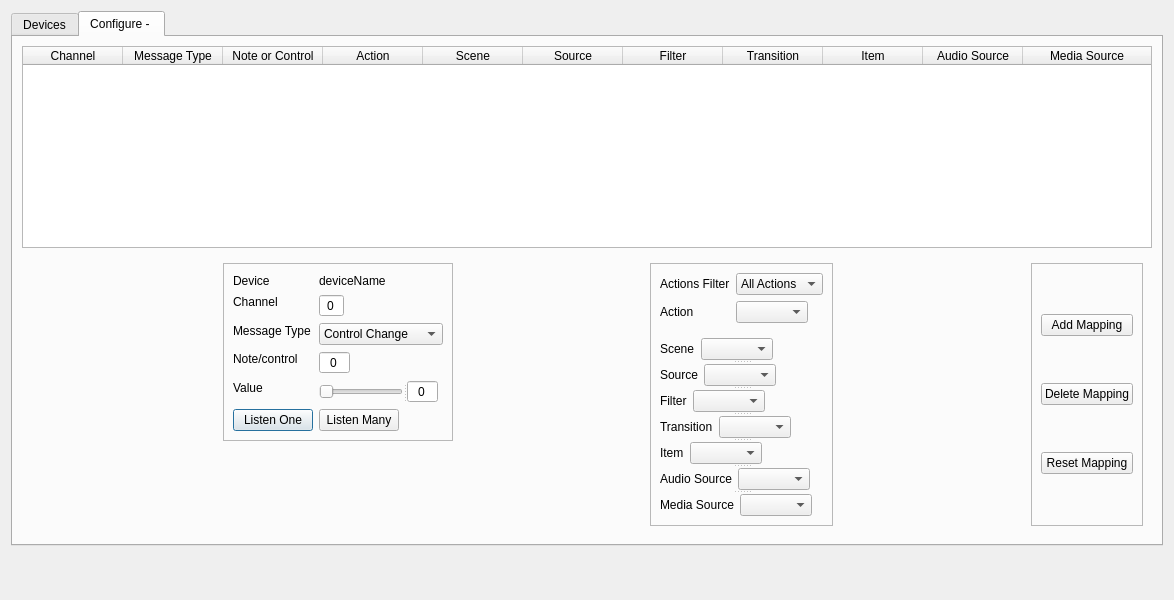
Old version of the form src/forms/settings-dialog.ui in the repository Alzy/obs-midi.
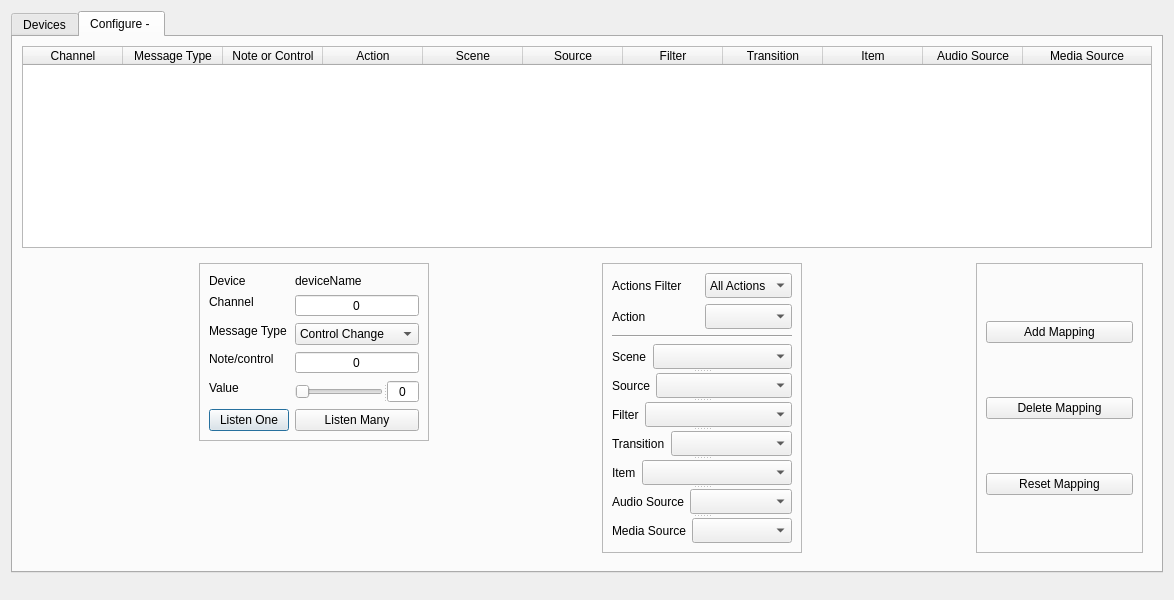
New version of the form. The open tabs and pages were chosen to show the change.

```diff
--- a/src/forms/settings-dialog.ui
+++ b/src/forms/settings-dialog.ui
@@ -32,7 +32,7 @@
       <bool>true</bool>
      </property>
      <property name="sizePolicy">
-      <sizepolicy hsizetype="Fixed" vsizetype="Fixed">
+      <sizepolicy hsizetype="MinimumExpanding" vsizetype="Fixed">
        <horstretch>0</horstretch>
        <verstretch>0</verstretch>
       </sizepolicy>
@@ -205,7 +205,7 @@
        <item row="1" column="0" colspan="2">
         <widget class="QFrame" name="frame">
          <property name="sizePolicy">
-          <sizepolicy hsizetype="Preferred" vsizetype="Fixed">
+          <sizepolicy hsizetype="MinimumExpanding" vsizetype="Fixed">
            <horstretch>0</horstretch>
            <verstretch>0</verstretch>
           </sizepolicy>
@@ -213,6 +213,12 @@
          <layout class="QHBoxLayout" name="horizontalLayout">
           <item>
            <spacer name="horizontalSpacer">
+            <property name="sizePolicy">
+             <sizepolicy hsizetype="MinimumExpanding" vsizetype="Minimum">
+              <horstretch>0</horstretch>
+              <verstretch>0</verstretch>
+             </sizepolicy>
+            </property>
             <property name="orientation">
              <enum>Qt::Horizontal</enum>
             </property>
@@ -227,7 +233,7 @@
           <item alignment="Qt::AlignTop">
            <widget class="QFrame" name="wid_midi">
             <property name="sizePolicy">
-             <sizepolicy hsizetype="Fixed" vsizetype="Fixed">
+             <sizepolicy hsizetype="MinimumExpanding" vsizetype="Fixed">
               <horstretch>0</horstretch>
               <verstretch>0</verstretch>
              </sizepolicy>
@@ -245,7 +251,7 @@
              <item row="0" column="0">
               <widget class="QLabel" name="label_72">
                <property name="sizePolicy">
-                <sizepolicy hsizetype="Fixed" vsizetype="Fixed">
+                <sizepolicy hsizetype="MinimumExpanding" vsizetype="Fixed">
                  <horstretch>0</horstretch>
                  <verstretch>0</verstretch>
                 </sizepolicy>
@@ -264,7 +270,7 @@
              <item row="0" column="1">
               <widget class="QLabel" name="mapping_lbl_device_name">
                <property name="sizePolicy">
-                <sizepolicy hsizetype="Fixed" vsizetype="Fixed">
+                <sizepolicy hsizetype="MinimumExpanding" vsizetype="Fixed">
                  <horstretch>0</horstretch>
                  <verstretch>0</verstretch>
                 </sizepolicy>
@@ -283,7 +289,7 @@
              <item row="1" column="0">
               <widget class="QLabel" name="label_85">
                <property name="sizePolicy">
-                <sizepolicy hsizetype="Fixed" vsizetype="Fixed">
+                <sizepolicy hsizetype="MinimumExpanding" vsizetype="Fixed">
                  <horstretch>0</horstretch>
                  <verstretch>0</verstretch>
                 </sizepolicy>
@@ -302,7 +308,7 @@
              <item row="1" column="1">
               <widget class="QSpinBox" name="sb_channel">
                <property name="sizePolicy">
-                <sizepolicy hsizetype="Fixed" vsizetype="Fixed">
+                <sizepolicy hsizetype="MinimumExpanding" vsizetype="Fixed">
                  <horstretch>0</horstretch>
                  <verstretch>0</verstretch>
                 </sizepolicy>
@@ -330,7 +336,7 @@
              <item row="2" column="0">
               <widget class="QLabel" name="label_73">
                <property name="sizePolicy">
-                <sizepolicy hsizetype="Fixed" vsizetype="Fixed">
+                <sizepolicy hsizetype="MinimumExpanding" vsizetype="Fixed">
                  <horstretch>0</horstretch>
                  <verstretch>0</verstretch>
                 </sizepolicy>
@@ -349,7 +355,7 @@
              <item row="2" column="1">
               <widget class="QComboBox" name="cb_mtype">
                <property name="sizePolicy">
-                <sizepolicy hsizetype="Fixed" vsizetype="Fixed">
+                <sizepolicy hsizetype="MinimumExpanding" vsizetype="Fixed">
                  <horstretch>0</horstretch>
                  <verstretch>0</verstretch>
                 </sizepolicy>
@@ -390,7 +396,7 @@
              <item row="3" column="0">
               <widget class="QLabel" name="label_86">
                <property name="sizePolicy">
-                <sizepolicy hsizetype="Fixed" vsizetype="Fixed">
+                <sizepolicy hsizetype="MinimumExpanding" vsizetype="Fixed">
                  <horstretch>0</horstretch>
                  <verstretch>0</verstretch>
                 </sizepolicy>
@@ -409,7 +415,7 @@
              <item row="3" column="1">
               <widget class="QSpinBox" name="sb_norc">
                <property name="sizePolicy">
-                <sizepolicy hsizetype="Fixed" vsizetype="Fixed">
+                <sizepolicy hsizetype="MinimumExpanding" vsizetype="Fixed">
                  <horstretch>0</horstretch>
                  <verstretch>0</verstretch>
                 </sizepolicy>
@@ -437,7 +443,7 @@
              <item row="4" column="0">
               <widget class="QLabel" name="label_4">
                <property name="sizePolicy">
-                <sizepolicy hsizetype="Fixed" vsizetype="Fixed">
+                <sizepolicy hsizetype="MinimumExpanding" vsizetype="Fixed">
                  <horstretch>0</horstretch>
                  <verstretch>0</verstretch>
                 </sizepolicy>
@@ -456,7 +462,7 @@
              <item row="4" column="1">
               <widget class="QSplitter" name="splitter">
                <property name="sizePolicy">
-                <sizepolicy hsizetype="Fixed" vsizetype="Fixed">
+                <sizepolicy hsizetype="MinimumExpanding" vsizetype="Fixed">
                  <horstretch>0</horstretch>
                  <verstretch>0</verstretch>
                 </sizepolicy>
@@ -475,7 +481,7 @@
                  <bool>false</bool>
                 </property>
                 <property name="sizePolicy">
-                 <sizepolicy hsizetype="Fixed" vsizetype="Fixed">
+                 <sizepolicy hsizetype="MinimumExpanding" vsizetype="Fixed">
                   <horstretch>0</horstretch>
                   <verstretch>0</verstretch>
                  </sizepolicy>
@@ -495,7 +501,7 @@
                </widget>
                <widget class="QSpinBox" name="spinbox_value">
                 <property name="sizePolicy">
-                 <sizepolicy hsizetype="Fixed" vsizetype="Fixed">
+                 <sizepolicy hsizetype="MinimumExpanding" vsizetype="Fixed">
                   <horstretch>0</horstretch>
                   <verstretch>0</verstretch>
                  </sizepolicy>
@@ -524,7 +530,7 @@
              <item row="5" column="0">
               <widget class="QPushButton" name="btn_Listen_one">
                <property name="sizePolicy">
-                <sizepolicy hsizetype="Fixed" vsizetype="Fixed">
+                <sizepolicy hsizetype="MinimumExpanding" vsizetype="Fixed">
                  <horstretch>0</horstretch>
                  <verstretch>0</verstretch>
                 </sizepolicy>
@@ -546,7 +552,7 @@
              <item row="5" column="1">
               <widget class="QPushButton" name="btn_Listen_many">
                <property name="sizePolicy">
-                <sizepolicy hsizetype="Fixed" vsizetype="Fixed">
+                <sizepolicy hsizetype="MinimumExpanding" vsizetype="Fixed">
                  <horstretch>0</horstretch>
                  <verstretch>0</verstretch>
                 </sizepolicy>
@@ -570,6 +576,12 @@
           </item>
           <item>
            <spacer name="horizontalSpacer_2">
+            <property name="sizePolicy">
+             <sizepolicy hsizetype="MinimumExpanding" vsizetype="Minimum">
+              <horstretch>0</horstretch>
+              <verstretch>0</verstretch>
+             </sizepolicy>
+            </property>
             <property name="orientation">
              <enum>Qt::Horizontal</enum>
             </property>
@@ -584,14 +596,14 @@
           <item alignment="Qt::AlignTop">
            <widget class="QFrame" name="wid_Action">
             <property name="sizePolicy">
-             <sizepolicy hsizetype="Preferred" vsizetype="Preferred">
+             <sizepolicy hsizetype="MinimumExpanding" vsizetype="Preferred">
               <horstretch>0</horstretch>
               <verstretch>0</verstretch>
              </sizepolicy>
             </property>
             <property name="minimumSize">
              <size>
-              <width>0</width>
+              <width>200</width>
               <height>0</height>
              </size>
             </property>
@@ -608,7 +620,7 @@
              <item row="0" column="0">
               <widget class="QLabel" name="label_obs_action">
                <property name="sizePolicy">
-                <sizepolicy hsizetype="Fixed" vsizetype="Fixed">
+                <sizepolicy hsizetype="MinimumExpanding" vsizetype="Fixed">
                  <horstretch>0</horstretch>
                  <verstretch>0</verstretch>
                 </sizepolicy>
@@ -633,7 +645,7 @@
              <item row="0" column="1">
               <widget class="QComboBox" name="cb_obs_action">
                <property name="sizePolicy">
-                <sizepolicy hsizetype="Fixed" vsizetype="Fixed">
+                <sizepolicy hsizetype="MinimumExpanding" vsizetype="Fixed">
                  <horstretch>0</horstretch>
                  <verstretch>0</verstretch>
                 </sizepolicy>
@@ -641,7 +653,7 @@
                <property name="minimumSize">
                 <size>
                  <width>0</width>
-                 <height>15</height>
+                 <height>25</height>
                 </size>
                </property>
                <property name="maximumSize">
@@ -685,7 +697,7 @@
              <item row="1" column="0">
               <widget class="QLabel" name="label_obs_output_action">
                <property name="sizePolicy">
-                <sizepolicy hsizetype="Fixed" vsizetype="Fixed">
+                <sizepolicy hsizetype="MinimumExpanding" vsizetype="Fixed">
                  <horstretch>0</horstretch>
                  <verstretch>0</verstretch>
                 </sizepolicy>
@@ -710,7 +722,7 @@
              <item row="1" column="1">
               <widget class="QComboBox" name="cb_obs_output_action">
                <property name="sizePolicy">
-                <sizepolicy hsizetype="Fixed" vsizetype="Preferred">
+                <sizepolicy hsizetype="MinimumExpanding" vsizetype="Preferred">
                  <horstretch>0</horstretch>
                  <verstretch>0</verstretch>
                 </sizepolicy>
@@ -718,7 +730,7 @@
                <property name="minimumSize">
                 <size>
                  <width>0</width>
-                 <height>15</height>
+                 <height>25</height>
                 </size>
                </property>
                <property name="maximumSize">
@@ -732,19 +744,6 @@
                </property>
               </widget>
              </item>
-             <item row="2" column="0">
-              <widget class="Line" name="line">
-               <property name="sizePolicy">
-                <sizepolicy hsizetype="Fixed" vsizetype="Fixed">
-                 <horstretch>0</horstretch>
-                 <verstretch>0</verstretch>
-                </sizepolicy>
-               </property>
-               <property name="orientation">
-                <enum>Qt::Horizontal</enum>
-               </property>
-              </widget>
-             </item>
              <item row="3" column="0" colspan="2" alignment="Qt::AlignVCenter">
               <widget class="QSplitter" name="splitter_2">
                <property name="sizePolicy">
@@ -758,7 +757,7 @@
                </property>
                <widget class="QWidget" name="w_scene" native="true">
                 <property name="sizePolicy">
-                 <sizepolicy hsizetype="Fixed" vsizetype="Fixed">
+                 <sizepolicy hsizetype="MinimumExpanding" vsizetype="Fixed">
                   <horstretch>0</horstretch>
                   <verstretch>0</verstretch>
                  </sizepolicy>
@@ -767,7 +766,7 @@
                  <item row="0" column="0">
                   <widget class="QLabel" name="label_obs_output_scene">
                    <property name="sizePolicy">
-                    <sizepolicy hsizetype="Fixed" vsizetype="Fixed">
+                    <sizepolicy hsizetype="MinimumExpanding" vsizetype="Fixed">
                      <horstretch>0</horstretch>
                      <verstretch>0</verstretch>
                     </sizepolicy>
@@ -792,7 +791,7 @@
                  <item row="0" column="1">
                   <widget class="QComboBox" name="cb_obs_output_scene">
                    <property name="sizePolicy">
-                    <sizepolicy hsizetype="Fixed" vsizetype="Fixed">
+                    <sizepolicy hsizetype="MinimumExpanding" vsizetype="Fixed">
                      <horstretch>0</horstretch>
                      <verstretch>0</verstretch>
                     </sizepolicy>
@@ -800,7 +799,7 @@
                    <property name="minimumSize">
                     <size>
                      <width>0</width>
-                     <height>20</height>
+                     <height>25</height>
                     </size>
                    </property>
                    <property name="maximumSize">
@@ -815,7 +814,7 @@
                </widget>
                <widget class="QWidget" name="w_source" native="true">
                 <property name="sizePolicy">
-                 <sizepolicy hsizetype="Fixed" vsizetype="Fixed">
+                 <sizepolicy hsizetype="MinimumExpanding" vsizetype="Fixed">
                   <horstretch>0</horstretch>
                   <verstretch>0</verstretch>
                  </sizepolicy>
@@ -824,7 +823,7 @@
                  <item row="0" column="0">
                   <widget class="QLabel" name="label_obs_output_source">
                    <property name="sizePolicy">
-                    <sizepolicy hsizetype="Fixed" vsizetype="Fixed">
+                    <sizepolicy hsizetype="MinimumExpanding" vsizetype="Fixed">
                      <horstretch>0</horstretch>
                      <verstretch>0</verstretch>
                     </sizepolicy>
@@ -849,7 +848,7 @@
                  <item row="0" column="1">
                   <widget class="QComboBox" name="cb_obs_output_source">
                    <property name="sizePolicy">
-                    <sizepolicy hsizetype="Fixed" vsizetype="Fixed">
+                    <sizepolicy hsizetype="MinimumExpanding" vsizetype="Fixed">
                      <horstretch>0</horstretch>
                      <verstretch>0</verstretch>
                     </sizepolicy>
@@ -857,7 +856,7 @@
                    <property name="minimumSize">
                     <size>
                      <width>0</width>
-                     <height>20</height>
+                     <height>25</height>
                     </size>
                    </property>
                    <property name="maximumSize">
@@ -872,7 +871,7 @@
                </widget>
                <widget class="QWidget" name="w_filter" native="true">
                 <property name="sizePolicy">
-                 <sizepolicy hsizetype="Fixed" vsizetype="Fixed">
+                 <sizepolicy hsizetype="MinimumExpanding" vsizetype="Fixed">
                   <horstretch>0</horstretch>
                   <verstretch>0</verstretch>
                  </sizepolicy>
@@ -881,7 +880,7 @@
                  <item row="0" column="0">
                   <widget class="QLabel" name="label_obs_output_filter">
                    <property name="sizePolicy">
-                    <sizepolicy hsizetype="Fixed" vsizetype="Fixed">
+                    <sizepolicy hsizetype="MinimumExpanding" vsizetype="Fixed">
                      <horstretch>0</horstretch>
                      <verstretch>0</verstretch>
                     </sizepolicy>
@@ -906,7 +905,7 @@
                  <item row="0" column="1">
                   <widget class="QComboBox" name="cb_obs_output_filter">
                    <property name="sizePolicy">
-                    <sizepolicy hsizetype="Fixed" vsizetype="Fixed">
+                    <sizepolicy hsizetype="MinimumExpanding" vsizetype="Fixed">
                      <horstretch>0</horstretch>
                      <verstretch>0</verstretch>
                     </sizepolicy>
@@ -914,7 +913,7 @@
                    <property name="minimumSize">
                     <size>
                      <width>0</width>
-                     <height>20</height>
+                     <height>25</height>
                     </size>
                    </property>
                    <property name="maximumSize">
@@ -929,7 +928,7 @@
                </widget>
                <widget class="QWidget" name="w_transition" native="true">
                 <property name="sizePolicy">
-                 <sizepolicy hsizetype="Fixed" vsizetype="Fixed">
+                 <sizepolicy hsizetype="MinimumExpanding" vsizetype="Fixed">
                   <horstretch>0</horstretch>
                   <verstretch>0</verstretch>
                  </sizepolicy>
@@ -938,7 +937,7 @@
                  <item row="0" column="0">
                   <widget class="QLabel" name="label_obs_output_transition">
                    <property name="sizePolicy">
-                    <sizepolicy hsizetype="Fixed" vsizetype="Fixed">
+                    <sizepolicy hsizetype="MinimumExpanding" vsizetype="Fixed">
                      <horstretch>0</horstretch>
                      <verstretch>0</verstretch>
                     </sizepolicy>
@@ -963,7 +962,7 @@
                  <item row="0" column="1">
                   <widget class="QComboBox" name="cb_obs_output_transition">
                    <property name="sizePolicy">
-                    <sizepolicy hsizetype="Fixed" vsizetype="Fixed">
+                    <sizepolicy hsizetype="MinimumExpanding" vsizetype="Fixed">
                      <horstretch>0</horstretch>
                      <verstretch>0</verstretch>
                     </sizepolicy>
@@ -971,7 +970,7 @@
                    <property name="minimumSize">
                     <size>
                      <width>0</width>
-                     <height>20</height>
+                     <height>25</height>
                     </size>
                    </property>
                    <property name="maximumSize">
@@ -986,7 +985,7 @@
                </widget>
                <widget class="QWidget" name="w_item" native="true">
                 <property name="sizePolicy">
-                 <sizepolicy hsizetype="Fixed" vsizetype="Fixed">
+                 <sizepolicy hsizetype="MinimumExpanding" vsizetype="Fixed">
                   <horstretch>0</horstretch>
                   <verstretch>0</verstretch>
                  </sizepolicy>
@@ -995,7 +994,7 @@
                  <item row="0" column="0">
                   <widget class="QLabel" name="label_obs_output_item">
                    <property name="sizePolicy">
-                    <sizepolicy hsizetype="Fixed" vsizetype="Fixed">
+                    <sizepolicy hsizetype="MinimumExpanding" vsizetype="Fixed">
                      <horstretch>0</horstretch>
                      <verstretch>0</verstretch>
                     </sizepolicy>
@@ -1020,7 +1019,7 @@
                  <item row="0" column="1">
                   <widget class="QComboBox" name="cb_obs_output_item">
                    <property name="sizePolicy">
-                    <sizepolicy hsizetype="Fixed" vsizetype="Fixed">
+                    <sizepolicy hsizetype="MinimumExpanding" vsizetype="Fixed">
                      <horstretch>0</horstretch>
                      <verstretch>0</verstretch>
                     </sizepolicy>
@@ -1028,7 +1027,7 @@
                    <property name="minimumSize">
                     <size>
                      <width>0</width>
-                     <height>20</height>
+                     <height>25</height>
                     </size>
                    </property>
                    <property name="maximumSize">
@@ -1043,7 +1042,7 @@
                </widget>
                <widget class="QWidget" name="w_audio" native="true">
                 <property name="sizePolicy">
-                 <sizepolicy hsizetype="Fixed" vsizetype="Fixed">
+                 <sizepolicy hsizetype="MinimumExpanding" vsizetype="Fixed">
                   <horstretch>0</horstretch>
                   <verstretch>0</verstretch>
                  </sizepolicy>
@@ -1052,7 +1051,7 @@
                  <item row="0" column="0">
                   <widget class="QLabel" name="label_obs_output_audio_source">
                    <property name="sizePolicy">
-                    <sizepolicy hsizetype="Fixed" vsizetype="Fixed">
+                    <sizepolicy hsizetype="MinimumExpanding" vsizetype="Fixed">
                      <horstretch>0</horstretch>
                      <verstretch>0</verstretch>
                     </sizepolicy>
@@ -1077,7 +1076,7 @@
                  <item row="0" column="1">
                   <widget class="QComboBox" name="cb_obs_output_audio_source">
                    <property name="sizePolicy">
-                    <sizepolicy hsizetype="Fixed" vsizetype="Fixed">
+                    <sizepolicy hsizetype="MinimumExpanding" vsizetype="Fixed">
                      <horstretch>0</horstretch>
                      <verstretch>0</verstretch>
                     </sizepolicy>
@@ -1085,7 +1084,7 @@
                    <property name="minimumSize">
                     <size>
                      <width>0</width>
-                     <height>20</height>
+                     <height>25</height>
                     </size>
                    </property>
                    <property name="maximumSize">
@@ -1100,7 +1099,7 @@
                </widget>
                <widget class="QWidget" name="w_media" native="true">
                 <property name="sizePolicy">
-                 <sizepolicy hsizetype="Fixed" vsizetype="Fixed">
+                 <sizepolicy hsizetype="MinimumExpanding" vsizetype="Fixed">
                   <horstretch>0</horstretch>
                   <verstretch>0</verstretch>
                  </sizepolicy>
@@ -1109,7 +1108,7 @@
                  <item row="0" column="1">
                   <widget class="QComboBox" name="cb_obs_output_media_source">
                    <property name="sizePolicy">
-                    <sizepolicy hsizetype="Fixed" vsizetype="Fixed">
+                    <sizepolicy hsizetype="MinimumExpanding" vsizetype="Fixed">
                      <horstretch>0</horstretch>
                      <verstretch>0</verstretch>
                     </sizepolicy>
@@ -1117,7 +1116,7 @@
                    <property name="minimumSize">
                     <size>
                      <width>0</width>
-                     <height>20</height>
+                     <height>25</height>
                     </size>
                    </property>
                    <property name="maximumSize">
@@ -1131,7 +1130,7 @@
                  <item row="0" column="0">
                   <widget class="QLabel" name="label_obs_output_media_source">
                    <property name="sizePolicy">
-                    <sizepolicy hsizetype="Fixed" vsizetype="Fixed">
+                    <sizepolicy hsizetype="MinimumExpanding" vsizetype="Fixed">
                      <horstretch>0</horstretch>
                      <verstretch>0</verstretch>
                     </sizepolicy>
@@ -1157,11 +1156,30 @@
                </widget>
               </widget>
              </item>
+             <item row="2" column="0" colspan="2">
+              <widget class="Line" name="line">
+               <property name="sizePolicy">
+                <sizepolicy hsizetype="Preferred" vsizetype="Fixed">
+                 <horstretch>0</horstretch>
+                 <verstretch>0</verstretch>
+                </sizepolicy>
+               </property>
+               <property name="orientation">
+                <enum>Qt::Horizontal</enum>
+               </property>
+              </widget>
+             </item>
             </layout>
            </widget>
           </item>
           <item>
            <spacer name="horizontalSpacer_4">
+            <property name="sizePolicy">
+             <sizepolicy hsizetype="MinimumExpanding" vsizetype="Minimum">
+              <horstretch>0</horstretch>
+              <verstretch>0</verstretch>
+             </sizepolicy>
+            </property>
             <property name="orientation">
              <enum>Qt::Horizontal</enum>
             </property>
@@ -1175,6 +1193,12 @@
           </item>
           <item>
            <widget class="QFrame" name="frame_2">
+            <property name="sizePolicy">
+             <sizepolicy hsizetype="MinimumExpanding" vsizetype="Preferred">
+              <horstretch>0</horstretch>
+              <verstretch>0</verstretch>
+             </sizepolicy>
+            </property>
             <property name="frameShape">
              <enum>QFrame::StyledPanel</enum>
             </property>
@@ -1184,6 +1208,12 @@
             <layout class="QGridLayout" name="gridLayout_3">
              <item row="0" column="0">
               <widget class="QPushButton" name="btn_add">
+               <property name="sizePolicy">
+                <sizepolicy hsizetype="MinimumExpanding" vsizetype="Fixed">
+                 <horstretch>0</horstretch>
+                 <verstretch>0</verstretch>
+                </sizepolicy>
+               </property>
                <property name="text">
                 <string>Add Mapping</string>
                </property>
@@ -1191,6 +1221,12 @@
              </item>
              <item row="1" column="0">
               <widget class="QPushButton" name="btn_delete">
+               <property name="sizePolicy">
+                <sizepolicy hsizetype="MinimumExpanding" vsizetype="Fixed">
+                 <horstretch>0</horstretch>
+                 <verstretch>0</verstretch>
+                </sizepolicy>
+               </property>
                <property name="text">
                 <string>Delete Mapping</string>
                </property>
@@ -1198,6 +1234,12 @@
              </item>
              <item row="2" column="0">
               <widget class="QPushButton" name="btn_reset">
+               <property name="sizePolicy">
+                <sizepolicy hsizetype="MinimumExpanding" vsizetype="Fixed">
+                 <horstretch>0</horstretch>
+                 <verstretch>0</verstretch>
+                </sizepolicy>
+               </property>
                <property name="text">
                 <string>Reset Mapping</string>
                </property>
```
Left out of the diff: 2 changed lines with no effect on the pictures.
